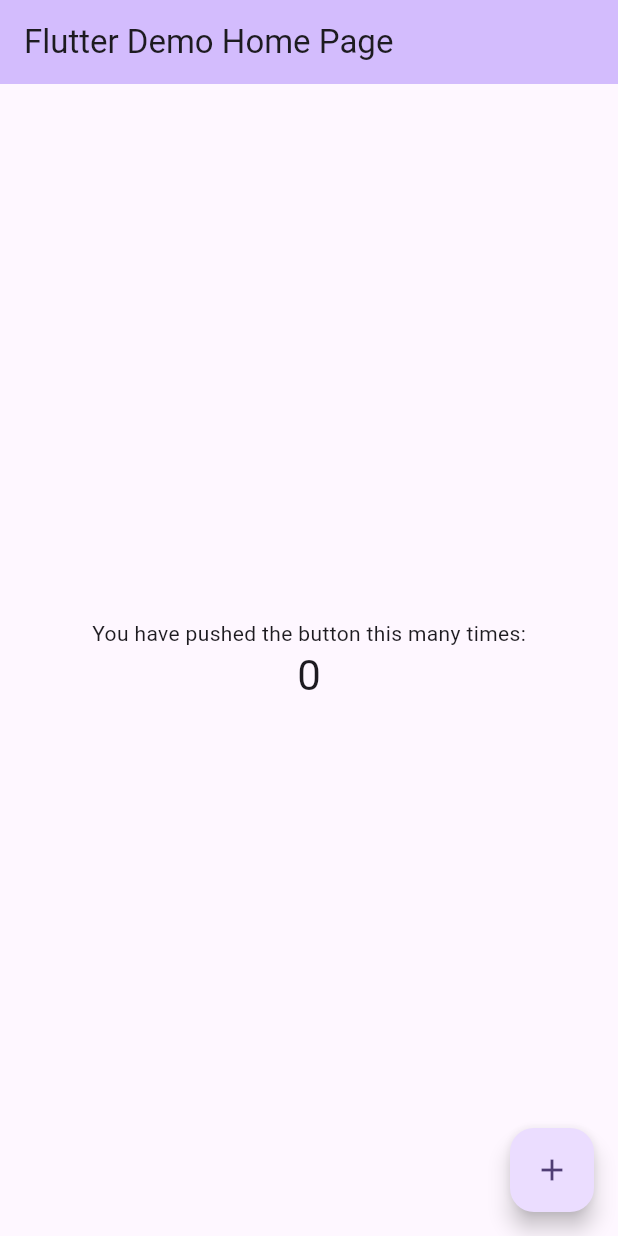
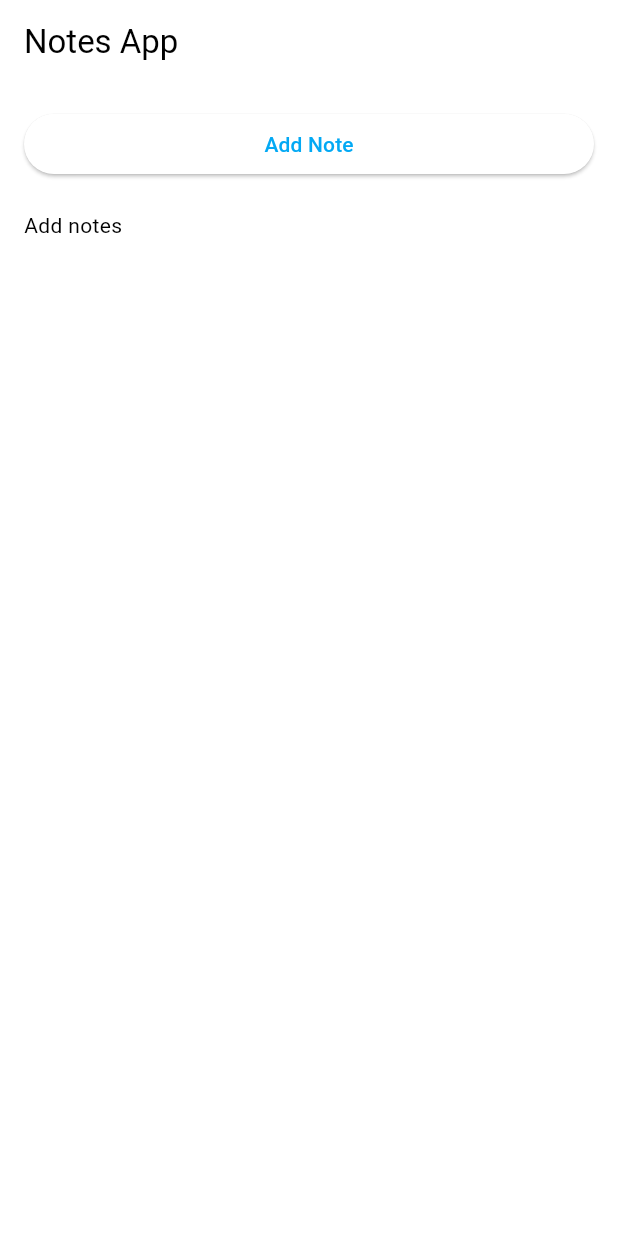
Before and after one commit to MDK-404/Prodigy_AD_02, a Flutter app: the screen it shows after launch, on a phone screen of 412 x 824 dp. Run offline on Flutter 3.47's test engine with Material 3 defaults, Android fonts, the phone set to English and light mode, and no system bars; our stand-ins replace flutter_riverpod.

Commit message:
Final Commit

```diff
--- a/lib/main.dart
+++ b/lib/main.dart
@@ -1,125 +1,253 @@
 import 'package:flutter/material.dart';
+import 'package:flutter_riverpod/flutter_riverpod.dart';
 
-void main() {
-  runApp(const MyApp());
+class Notes {
+  final String title;
+  final String content;
+
+  Notes({required this.title, required this.content});
 }
 
+class Notifierx extends StateNotifier<List<Notes>> {
+  Notifierx() : super([]);
+
+  void addNote(Notes note) {
+    state = [...state, note];
+  }
+
+  void removeNote(Notes note) {
+    state = state.where((_note) => _note != note).toList();
+  }
+
+  void updateNote(Notes oldNote, Notes newNote) {
+    state = state.map((note) => note == oldNote ? newNote : note).toList();
+  }
+}
+
+final noteProvider = StateNotifierProvider<Notifierx, List<Notes>>(
+      (ref) => Notifierx(),
+);
+
+void main() => runApp(const ProviderScope(child: MyApp()));
+
 class MyApp extends StatelessWidget {
-  const MyApp({super.key});
+  const MyApp({Key? key}) : super(key: key);
 
-  // This widget is the root of your application.
   @override
   Widget build(BuildContext context) {
     return MaterialApp(
-      title: 'Flutter Demo',
+      home: Home(),
       theme: ThemeData(
-        // This is the theme of your application.
-        //
-        // TRY THIS: Try running your application with "flutter run". You'll see
-        // the application has a purple toolbar. Then, without quitting the app,
-        // try changing the seedColor in the colorScheme below to Colors.green
-        // and then invoke "hot reload" (save your changes or press the "hot
-        // reload" button in a Flutter-supported IDE, or press "r" if you used
-        // the command line to start the app).
-        //
-        // Notice that the counter didn't reset back to zero; the application
-        // state is not lost during the reload. To reset the state, use hot
-        // restart instead.
-        //
-        // This works for code too, not just values: Most code changes can be
-        // tested with just a hot reload.
-        colorScheme: ColorScheme.fromSeed(seedColor: Colors.deepPurple),
-        useMaterial3: true,
+        primaryColor: Colors.lightBlue,
+        colorScheme: const ColorScheme.light().copyWith(
+          primary: Colors.lightBlue,
+          secondary: Colors.lightBlueAccent,
+        ),
+        scaffoldBackgroundColor: Colors.white,
       ),
-      home: const MyHomePage(title: 'Flutter Demo Home Page'),
     );
   }
 }
 
-class MyHomePage extends StatefulWidget {
-  const MyHomePage({super.key, required this.title});
-
-  // This widget is the home page of your application. It is stateful, meaning
-  // that it has a State object (defined below) that contains fields that affect
-  // how it looks.
-
-  // This class is the configuration for the state. It holds the values (in this
-  // case the title) provided by the parent (in this case the App widget) and
-  // used by the build method of the State. Fields in a Widget subclass are
-  // always marked "final".
-
-  final String title;
+class Home extends ConsumerWidget {
+  const Home({Key? key}) : super(key: key);
 
   @override
-  State<MyHomePage> createState() => _MyHomePageState();
-}
+  Widget build(BuildContext context, WidgetRef ref) {
+    final notesList = ref.watch(noteProvider);
+    final titleController = TextEditingController();
+    final contentController = TextEditingController();
 
-class _MyHomePageState extends State<MyHomePage> {
-  int _counter = 0;
-
-  void _incrementCounter() {
-    setState(() {
-      // This call to setState tells the Flutter framework that something has
-      // changed in this State, which causes it to rerun the build method below
-      // so that the display can reflect the updated values. If we changed
-      // _counter without calling setState(), then the build method would not be
-      // called again, and so nothing would appear to happen.
-      _counter++;
-    });
-  }
-
-  @override
-  Widget build(BuildContext context) {
-    // This method is rerun every time setState is called, for instance as done
-    // by the _incrementCounter method above.
-    //
-    // The Flutter framework has been optimized to make rerunning build methods
-    // fast, so that you can just rebuild anything that needs updating rather
-    // than having to individually change instances of widgets.
     return Scaffold(
       appBar: AppBar(
-        // TRY THIS: Try changing the color here to a specific color (to
-        // Colors.amber, perhaps?) and trigger a hot reload to see the AppBar
-        // change color while the other colors stay the same.
-        backgroundColor: Theme.of(context).colorScheme.inversePrimary,
-        // Here we take the value from the MyHomePage object that was created by
-        // the App.build method, and use it to set our appbar title.
-        title: Text(widget.title),
+        title: const Text('Notes App'),
       ),
-      body: Center(
-        // Center is a layout widget. It takes a single child and positions it
-        // in the middle of the parent.
+      body: Padding(
+        padding: const EdgeInsets.all(16.0),
         child: Column(
-          // Column is also a layout widget. It takes a list of children and
-          // arranges them vertically. By default, it sizes itself to fit its
-          // children horizontally, and tries to be as tall as its parent.
-          //
-          // Column has various properties to control how it sizes itself and
-          // how it positions its children. Here we use mainAxisAlignment to
-          // center the children vertically; the main axis here is the vertical
-          // axis because Columns are vertical (the cross axis would be
-          // horizontal).
-          //
-          // TRY THIS: Invoke "debug painting" (choose the "Toggle Debug Paint"
-          // action in the IDE, or press "p" in the console), to see the
-          // wireframe for each widget.
-          mainAxisAlignment: MainAxisAlignment.center,
-          children: <Widget>[
-            const Text(
-              'You have pushed the button this many times:',
+          crossAxisAlignment: CrossAxisAlignment.stretch,
+          children: [
+            ElevatedButton(
+              onPressed: () {
+                showDialog(
+                  context: context,
+                  builder: (_) {
+                    return AlertDialog(
+                      content: Column(
+                        mainAxisSize: MainAxisSize.min,
+                        children: [
+                          TextField(
+                            controller: titleController,
+                            decoration: InputDecoration(
+                              labelText: 'Title',
+                              border: OutlineInputBorder(
+                                borderRadius: BorderRadius.circular(10),
+                              ),
+                            ),
+                          ),
+                          const SizedBox(height: 20),
+                          TextField(
+                            controller: contentController,
+                            decoration: InputDecoration(
+                              labelText: 'Content',
+                              border: OutlineInputBorder(
+                                borderRadius: BorderRadius.circular(10),
+                              ),
+                            ),
+                          ),
+                        ],
+                      ),
+                      actions: [
+                        ElevatedButton(
+                          onPressed: () {
+                            final newTitle = titleController.text.trim();
+                            final newContent = contentController.text.trim();
+
+                            if (newTitle.isNotEmpty || newContent.isNotEmpty) {
+                              ref.read(noteProvider.notifier).addNote(
+                                Notes(
+                                  title: newTitle,
+                                  content: newContent,
+                                ),
+                              );
+                              Navigator.pop(context);
+                            } else {
+                              // Show a popup for empty title and content
+                              showDialog(
+                                context: context,
+                                builder: (_) {
+                                  return AlertDialog(
+                                    content: const Text("Title and Content cannot be empty."),
+                                    actions: [
+                                      TextButton(
+                                        onPressed: () => Navigator.pop(context),
+                                        child: const Text('OK'),
+                                      ),
+                                    ],
+                                  );
+                                },
+                              );
+                            }
+                          },
+                          child: const Text('Add note'),
+                        ),
+                      ],
+                    );
+                  },
+                );
+              },
+              child: const Text('Add Note'),
             ),
-            Text(
-              '$_counter',
-              style: Theme.of(context).textTheme.headlineMedium,
+            const SizedBox(height: 20),
+            notesList.isEmpty
+                ? const Text('Add notes ')
+                : Expanded(
+              child: ListView.builder(
+                itemCount: notesList.length,
+                shrinkWrap: true,
+                itemBuilder: (context, index) {
+                  return Card(
+                    elevation: 3,
+                    margin: const EdgeInsets.all(8),
+                    child: ListTile(
+                      title: Text(
+                        notesList[index].title,
+                        style: const TextStyle(fontWeight: FontWeight.bold),
+                      ),
+                      subtitle: Text(notesList[index].content),
+                      trailing: Row(
+                        mainAxisSize: MainAxisSize.min,
+                        children: [
+                          IconButton(
+                            icon: const Icon(Icons.edit),
+                            onPressed: () {
+                              titleController.text = notesList[index].title;
+                              contentController.text = notesList[index].content;
+                              showDialog(
+                                context: context,
+                                builder: (_) {
+                                  return AlertDialog(
+                                    content: Column(
+                                      mainAxisSize: MainAxisSize.min,
+                                      children: [
+                                        TextField(
+                                          controller: titleController,
+                                          decoration:   InputDecoration(
+                                            labelText: 'Title',
+                                            border: OutlineInputBorder(
+                                              borderRadius: BorderRadius.circular(10),
+                                            ),
+                                          ),
+                                        ),
+                                        const SizedBox(height: 20),
+                                        TextField(
+                                          controller: contentController,
+                                          decoration:   InputDecoration(
+                                            labelText: 'Content',
+                                            border: OutlineInputBorder(
+                                              borderRadius: BorderRadius.circular(10),
+                                            ),
+                                          ),
+                                        ),
+                                      ],
+                                    ),
+                                    actions: [
+                                      ElevatedButton(
+                                        onPressed: () {
+                                          final updatedTitle = titleController.text.trim();
+                                          final updatedContent = contentController.text.trim();
+
+                                          if (updatedTitle.isNotEmpty || updatedContent.isNotEmpty) {
+                                            ref.read(noteProvider.notifier).updateNote(
+                                              notesList[index],
+                                              Notes(
+                                                title: updatedTitle,
+                                                content: updatedContent,
+                                              ),
+                                            );
+                                            Navigator.pop(context);
+                                          } else {
+                                            // Show a popup for empty title and content
+                                            showDialog(
+                                              context: context,
+                                              builder: (_) {
+                                                return AlertDialog(
+                                                  content: const Text("Title and Content cannot be empty."),
+                                                  actions: [
+                                                    TextButton(
+                                                      onPressed: () => Navigator.pop(context),
+                                                      child: const Text('OK'),
+                                                    ),
+                                                  ],
+                                                );
+                                              },
+                                            );
+                                          }
+                                        },
+                                        child: const Text('Update Note'),
+                                      ),
+                                    ],
+                                  );
+                                },
+                              );
+                            },
+                          ),
+                          IconButton(
+                            icon: const Icon(Icons.delete),
+                            onPressed: () {
+                              ref.read(noteProvider.notifier).removeNote(notesList[index]);
+                            },
+                          ),
+                        ],
+                      ),
+                    ),
+                  );
+                },
+              ),
             ),
           ],
         ),
       ),
-      floatingActionButton: FloatingActionButton(
-        onPressed: _incrementCounter,
-        tooltip: 'Increment',
-        child: const Icon(Icons.add),
-      ), // This trailing comma makes auto-formatting nicer for build methods.
     );
   }
 }
--- /dev/null
+++ b/lib/model.dart
@@ -0,0 +1,5 @@
+class Notes {
+  final String title;
+  final String content;
+  Notes({required this.title, required this.content});
+}
--- /dev/null
+++ b/lib/notifier.dart
@@ -0,0 +1,18 @@
+
+import 'package:flutter_riverpod/flutter_riverpod.dart';
+import 'package:todolist/model.dart';
+
+class Notifierx extends StateNotifier<List<Notes>> {
+  Notifierx() : super([]);
+
+  void addNote(Notes note) {
+    state = [...state, note];
+  }
+  void removeNote(Notes note) {
+    state = state.where((_note) => _note != note).toList();
+  }
+  void updateNote(Notes oldNote, Notes newNote) {
+    state = state.map((note) => note == oldNote ? newNote : note).toList();
+  }
+
+}
--- a/pubspec.yaml
+++ b/pubspec.yaml
@@ -32,6 +32,7 @@ dependencies:
     sdk: flutter
 
 
+
   # The following adds the Cupertino Icons font to your application.
   # Use with the CupertinoIcons class for iOS style icons.
   cupertino_icons: ^1.0.2
@@ -39,13 +40,14 @@ dependencies:
 dev_dependencies:
   flutter_test:
     sdk: flutter
+  flutter_riverpod: ^2.4.9
 
   # The "flutter_lints" package below contains a set of recommended lints to
   # encourage good coding practices. The lint set provided by the package is
   # activated in the `analysis_options.yaml` file located at the root of your
   # package. See that file for information about deactivating specific lint
   # rules and activating additional ones.
-  flutter_lints: ^2.0.0
+  flutter_lints: ^3.0.1
 
 # For information on the generic Dart part of this file, see the
 # following page: https://dart.dev/tools/pub/pubspec
```
Also changed, not shown: pubspec.lock.
